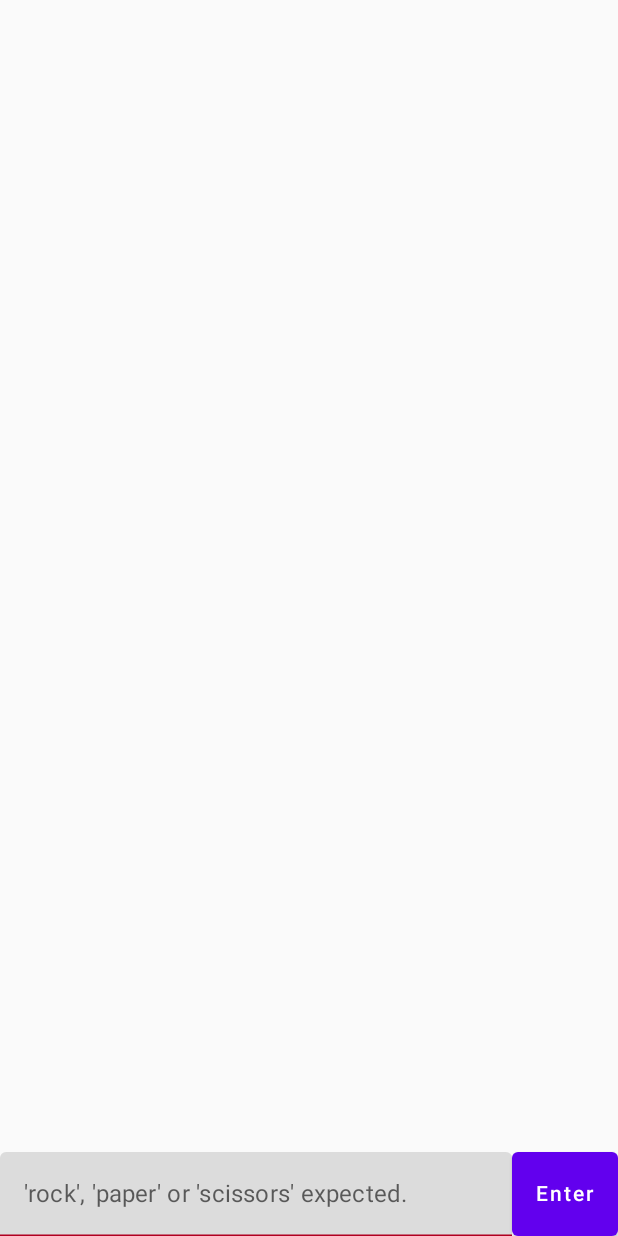
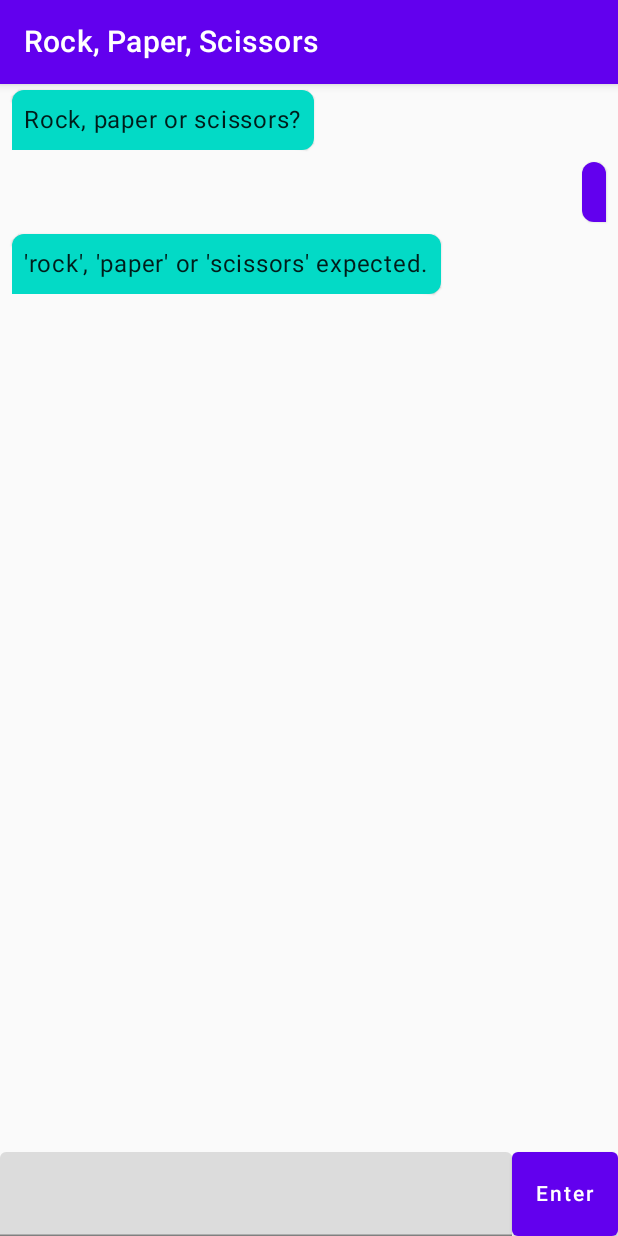
Before and after one commit to kobjects/konsole, an Android app built with Jetpack Compose: the screen it shows after launch (MainActivity), after a tap on "Enter", on a phone screen of 412 x 824 dp. Run offline under Robolectric (Android 15) with nearby library versions, the phone set to English and light mode, and no system bars; 1 other tap on this screen came first.

```diff
--- a/androidApp/build.gradle.kts
+++ b/androidApp/build.gradle.kts
@@ -55,4 +55,7 @@ dependencies {
     implementation("androidx.compose.material:material-icons-core:1.0.5")
     implementation("androidx.compose.material:material-icons-extended:1.0.5")
     implementation("androidx.appcompat:appcompat:1.4.1")
+    implementation("androidx.lifecycle:lifecycle-viewmodel-ktx:2.4.0")
+    implementation("org.jetbrains.kotlinx:kotlinx-coroutines-android:1.5.2")
+    implementation("org.jetbrains.kotlinx:kotlinx-coroutines-core:1.5.2")
 }
--- a/androidApp/src/main/AndroidManifest.xml
+++ b/androidApp/src/main/AndroidManifest.xml
@@ -5,7 +5,8 @@
     <application
         android:allowBackup="false"
         android:supportsRtl="true"
-        android:theme="@style/AppTheme">
+        android:theme="@style/Theme.AppCompat.Light.NoActionBar"
+        >
         <activity
             android:name="org.kobjects.konsole.android.MainActivity"
             android:windowSoftInputMode="stateVisible|adjustResize"
--- /dev/null
+++ b/androidApp/src/main/java/org/kobjects/konsole/android/DemoViewModel.kt
@@ -0,0 +1,23 @@
+package org.kobjects.konsole.android;
+
+import androidx.compose.runtime.mutableStateOf
+import androidx.lifecycle.ViewModel
+import androidx.lifecycle.viewModelScope
+import kotlinx.coroutines.delay
+import kotlinx.coroutines.launch
+import org.kobjects.konsole.Konsole
+import org.kobjects.konsole.compose.ComposeKonsole
+
+class DemoViewModel : ViewModel() {
+
+    val title = mutableStateOf("")
+    val konsole = mutableStateOf<ComposeKonsole>(ComposeKonsole())
+
+    fun show(title: String, demo: suspend (Konsole) -> Unit) {
+        this.title.value = title
+        konsole.value = ComposeKonsole()
+        viewModelScope.launch {
+            demo(konsole.value)
+        }
+    }
+}
--- a/androidApp/src/main/java/org/kobjects/konsole/android/MainActivity.kt
+++ b/androidApp/src/main/java/org/kobjects/konsole/android/MainActivity.kt
@@ -1,57 +1,78 @@
 package org.kobjects.konsole.android
 
 import android.os.Bundle
+import android.view.View
 import androidx.activity.compose.setContent
 import androidx.appcompat.app.AppCompatActivity
+import androidx.compose.foundation.layout.Arrangement
+import androidx.compose.foundation.layout.Column
+import androidx.compose.foundation.layout.fillMaxSize
+import androidx.compose.foundation.layout.padding
 import androidx.compose.foundation.lazy.LazyColumn
 import androidx.compose.foundation.lazy.items
-import androidx.compose.material.Button
-import androidx.compose.material.Text
+import androidx.compose.material.*
+import androidx.compose.material.icons.Icons
+import androidx.compose.material.icons.filled.ArrowBack
+import androidx.compose.material.icons.filled.Forum
 import androidx.compose.runtime.Composable
 import androidx.compose.runtime.mutableStateOf
+import androidx.compose.ui.Alignment
+import androidx.compose.ui.Modifier
+import androidx.compose.ui.unit.dp
+import androidx.lifecycle.ViewModel
+import androidx.lifecycle.viewModelScope
+import kotlinx.coroutines.delay
+import kotlinx.coroutines.launch
 import org.kobjects.konsole.Konsole
 import org.kobjects.konsole.compose.ComposeKonsole
 import org.kobjects.konsole.compose.RenderKonsole
 import org.kobjects.konsole.demo.konsoleDemos
-import rockPaperScissors
+import kotlin.coroutines.CoroutineContext
+
 
 class MainActivity : AppCompatActivity() {
+    val viewModel = DemoViewModel()
+
     override fun onCreate(savedInstanceState: Bundle?) {
         super.onCreate(savedInstanceState)
-
-        val konsole = ComposeKonsole()
-
-        rockPaperScissors(konsole)
-
         setContent {
             Render()
         }
     }
 
-    val title = mutableStateOf("")
-    val konsole = mutableStateOf<ComposeKonsole>(ComposeKonsole())
-
-    fun show(title: String, demo: (Konsole) -> Unit) {
-        this.title.value = title
-        konsole.value = ComposeKonsole()
-        demo(konsole.value)
+    override fun onBackPressed() {
+        if (viewModel.title.value.isEmpty()) {
+            super.onBackPressed()
+        } else {
+            viewModel.title.value = ""
+        }
     }
 
     @Composable
     fun Render() {
-        if (title.value == "") {
-            RenderMenu()
-        } else {
-            RenderDemo(title.value, konsole.value)
+        MaterialTheme() {
+            if (viewModel.title.value == "") {
+                RenderMenu()
+            } else {
+                RenderDemo(viewModel.title.value, viewModel.konsole.value)
+            }
         }
     }
 
     @Composable
     fun RenderMenu() {
-        LazyColumn {
-            items(konsoleDemos.entries.toList()) { entry ->
-                Button(onClick = { show(entry.key, entry.value) }) {
-                    Text(entry.key)
+        Column() {
+            TopAppBar(
+                title = { Text(text = "KonsoleDemo")})
+            LazyColumn(
+                Modifier
+                    .padding(8.dp)
+                    .fillMaxSize(1f)
+            ) {
+                items(konsoleDemos.entries.toList()) { entry ->
+                    Button(onClick = { viewModel.show(entry.key, entry.value) }) {
+                        Text(entry.key)
+                    }
                 }
             }
         }
@@ -59,7 +80,11 @@ class MainActivity : AppCompatActivity() {
 
     @Composable
     fun RenderDemo(title: String, konsole: ComposeKonsole) {
-        RenderKonsole(konsole = konsole)
+        Column() {
+            TopAppBar(
+                title = { Text(text = title)})
+            RenderKonsole(konsole = konsole)
+        }
     }
 
 }
--- a/androidApp/src/main/res/values/colors.xml
+++ /dev/null
@@ -1,6 +0,0 @@
-<?xml version="1.0" encoding="utf-8"?>
-<resources>
-    <color name="colorPrimary">#6200EE</color>
-    <color name="colorPrimaryDark">#3700B3</color>
-    <color name="colorAccent">#03DAC5</color>
-</resources>
--- a/androidApp/src/main/res/values/styles.xml
+++ /dev/null
@@ -1,9 +0,0 @@
-<resources>
-
-    <style name="AppTheme" parent="Theme.AppCompat.Light.NoActionBar">
-        <item name="colorPrimary">@color/colorPrimary</item>
-        <item name="colorPrimaryDark">@color/colorPrimaryDark</item>
-        <item name="colorAccent">@color/colorAccent</item>
-    </style>
-
-</resources>
--- a/compose/src/main/java/org/kobjects/konsole/compose/ComposeKonsole.kt
+++ b/compose/src/main/java/org/kobjects/konsole/compose/ComposeKonsole.kt
@@ -1,19 +1,37 @@
 package org.kobjects.konsole.compose
 
+import androidx.compose.foundation.layout.*
+import androidx.compose.foundation.lazy.LazyColumn
+import androidx.compose.foundation.lazy.itemsIndexed
+import androidx.compose.material.*
+import androidx.compose.runtime.Composable
 import androidx.compose.runtime.mutableStateListOf
+import androidx.compose.runtime.mutableStateOf
+import androidx.compose.runtime.remember
+import androidx.compose.ui.Alignment
+import androidx.compose.ui.Modifier
+import androidx.compose.ui.text.input.TextFieldValue
+import androidx.compose.ui.text.style.TextAlign
+import androidx.compose.ui.unit.dp
+import androidx.lifecycle.ViewModel
 import org.kobjects.konsole.Konsole
+import kotlin.coroutines.resume
+import kotlin.coroutines.suspendCoroutine
 
-class ComposeKonsole : Konsole {
+
+class ComposeKonsole : Konsole, ViewModel() {
     val entries = mutableStateListOf<Entry>()
     val requests = mutableStateListOf<Request>()
 
-    override fun print(s: String) {
+    override fun write(s: String) {
         entries.add(Entry(s, input = false))
     }
 
-    override fun input(label: String, validation: (String) -> String, consumer: (String) -> Unit) {
-        requests.add(Request(label, validation, consumer))
-    }
+    override suspend fun read(label: String, validation: (String) -> String): String =
+        suspendCoroutine { cont ->
+            requests.add(Request(label, validation) { cont.resume(it) })
+        }
+
 
 
     data class Entry(val value: String, val input: Boolean)
@@ -22,5 +40,4 @@ class ComposeKonsole : Konsole {
         val label: String,
         val validation: (String) -> String,
         val consumer: (String) -> Unit)
-
 }
--- a/compose/src/main/java/org/kobjects/konsole/compose/KonsoleRenderer.kt
+++ b/compose/src/main/java/org/kobjects/konsole/compose/KonsoleRenderer.kt
@@ -51,18 +51,33 @@ fun RenderKonsole(
 
         val topRequest = if (konsole.requests.isEmpty()) null else konsole.requests.first()
 
+        fun submit() {
+            val text = textState.value.text
+            errorMessage.value = topRequest?.validation?.invoke(textState.value.text) ?: ""
+            if (errorMessage.value == "") {
+                konsole.entries.add(ComposeKonsole.Entry(text, true))
+                topRequest!!.consumer(text)
+                textState.value = TextFieldValue()
+                konsole.requests.removeAt(0)
+            }
+        }
+
         Row () {
             TextField(
-                modifier = Modifier.weight(1f).height(56.dp),
+                modifier = Modifier.weight(1f),
                 isError = errorMessage.value != "",
                 enabled = topRequest != null,
                 value = textState.value,
+                singleLine = true,
                 label = {
                     if (errorMessage.value != "") {
                         Text(errorMessage.value)
                     } else if (!topRequest?.label.isNullOrEmpty()) {
                         Text(topRequest!!.label)
                     } },
+                keyboardActions = KeyboardActions (
+                    onDone = { submit() },
+                    onSend = { submit() }),
                 onValueChange = {
                     textState.value = it
                     if (errorMessage.value != "") {
@@ -75,14 +90,7 @@ fun RenderKonsole(
                 modifier = Modifier.height(56.dp),
                 enabled = topRequest != null,
                 onClick = {
-                    val text = textState.value.text
-                    errorMessage.value = topRequest?.validation?.invoke(textState.value.text) ?: ""
-                    if (errorMessage.value == "") {
-                        konsole.entries.add(ComposeKonsole.Entry(text, true))
-                        topRequest!!.consumer(text)
-                        textState.value = TextFieldValue()
-                        konsole.requests.removeAt(0)
-                    }
+                    submit()
                 }) {
                 Text("Enter")
             }
--- a/demo/src/commonMain/kotlin/org/kobjects/konsole/demo/rockpaperscissors/RockPaperScissors.kt
+++ b/demo/src/commonMain/kotlin/org/kobjects/konsole/demo/rockpaperscissors/RockPaperScissors.kt
@@ -1,11 +1,9 @@
 import org.kobjects.konsole.Konsole
 import kotlin.random.Random
-
 
 enum class Choice {
    ROCK, PAPER, SCISSORS
 }
-
 
 fun processInput(input: String): Choice? =
     when (input.trim().lowercase()) {
@@ -39,18 +37,24 @@ fun compare(userChoice: Choice, computerChoice: Choice) =
         }
     }
 
-
-fun rockPaperScissors(konsole: Konsole) {
-    konsole.input(
-       "Rock, paper or scissors?",
-        validation = {validateInput(it)}
-    ) {
-            val userChoice = processInput(it)!!
-            val computerChoice = Choice.values()[Random.nextInt(0, 3)]
-
-            konsole.print("I chose ${computerChoice.toString().lowercase()}")
-            konsole.print(compare(userChoice, computerChoice))
-
-            rockPaperScissors(konsole)
+suspend fun readUserChoice(konsole: Konsole): Choice {
+    konsole.write("Rock, paper or scissors?")
+    while (true) {
+        val input = konsole.read()
+        val errorMessage = validateInput(input)
+        if (errorMessage.isEmpty()) {
+            return processInput(input)!!
+        }
+        konsole.write(errorMessage)
     }
 }
+
+suspend fun rockPaperScissors(konsole: Konsole) {
+    while (true) {
+        val userChoice = readUserChoice(konsole)
+        val computerChoice = Choice.values()[Random.nextInt(0, 3)]
+
+        konsole.write("I chose ${computerChoice.toString().lowercase()}")
+        konsole.write(compare(userChoice, computerChoice))
+    }
+ }
--- a/shared/src/commonMain/kotlin/org/kobjects/konsole/Konsole.kt
+++ b/shared/src/commonMain/kotlin/org/kobjects/konsole/Konsole.kt
@@ -3,12 +3,12 @@ package org.kobjects.konsole
 interface Konsole {
 
 
-    fun print(s: String)
+    fun write(s: String)
 
-    fun input(
+    suspend fun read(
         label: String = "",
-        validation: (String) -> String = {""},
-        handler: (String) -> Unit)
+        validation: (String) -> String = {""}
+    ): String
 
 
 }
```
Also changed, not shown: androidApp/src/main/res/drawable/round_forum_20.xml (added, +13 -0 lines), androidApp/src/main/res/drawable/round_forum_24.xml (added, +10 -0 lines).
